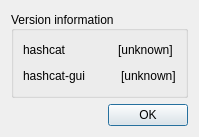
This is src/aboutdialog.ui in rgroesslinger/hashcat-gui as Qt 5 draws it before an edit. The edited form follows.
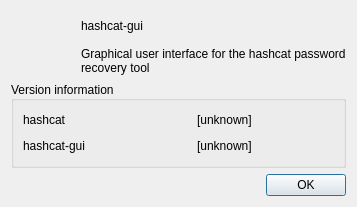
This is the edited form.

Commit message:
Show the application logo in the About dialog
The dialog opened with two rows of text and nothing else. It now starts
with the artwork of the application, its name and a one-line description,
so it says what it is about before it lists any version.

Patch:
```diff
--- a/src/aboutdialog.ui
+++ b/src/aboutdialog.ui
@@ -20,6 +20,56 @@
    <property name="sizeConstraint">
     <enum>QLayout::SizeConstraint::SetFixedSize</enum>
    </property>
+   <item>
+    <layout class="QHBoxLayout" name="horizontalLayout_header">
+     <item>
+      <widget class="QLabel" name="label_logo">
+       <property name="minimumSize">
+        <size>
+         <width>64</width>
+         <height>64</height>
+        </size>
+       </property>
+       <property name="maximumSize">
+        <size>
+         <width>64</width>
+         <height>64</height>
+        </size>
+       </property>
+       <property name="text">
+        <string/>
+       </property>
+      </widget>
+     </item>
+     <item>
+      <layout class="QVBoxLayout" name="verticalLayout_header">
+       <item>
+        <widget class="QLabel" name="label_app_name">
+         <property name="text">
+          <string notr="true">hashcat-gui</string>
+         </property>
+         <property name="alignment">
+          <set>Qt::AlignmentFlag::AlignLeading|Qt::AlignmentFlag::AlignLeft|Qt::AlignmentFlag::AlignVCenter</set>
+         </property>
+        </widget>
+       </item>
+       <item>
+        <widget class="QLabel" name="label_app_description">
+         <property name="text">
+          <string>Graphical user interface for the hashcat password recovery tool</string>
+         </property>
+         <property name="alignment">
+          <set>Qt::AlignmentFlag::AlignLeading|Qt::AlignmentFlag::AlignLeft|Qt::AlignmentFlag::AlignVCenter</set>
+         </property>
+         <property name="wordWrap">
+          <bool>true</bool>
+         </property>
+        </widget>
+       </item>
+      </layout>
+     </item>
+    </layout>
+   </item>
    <item>
     <widget class="QGroupBox" name="groupBox_versions">
      <property name="title">
```
The commit also changes 2 other files.
